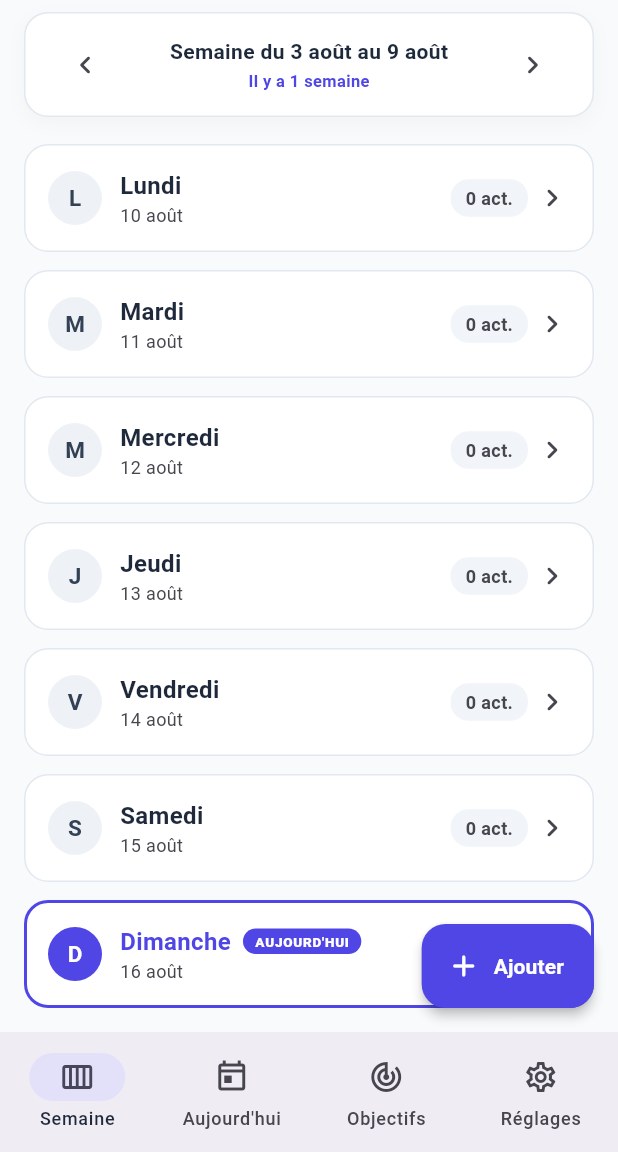
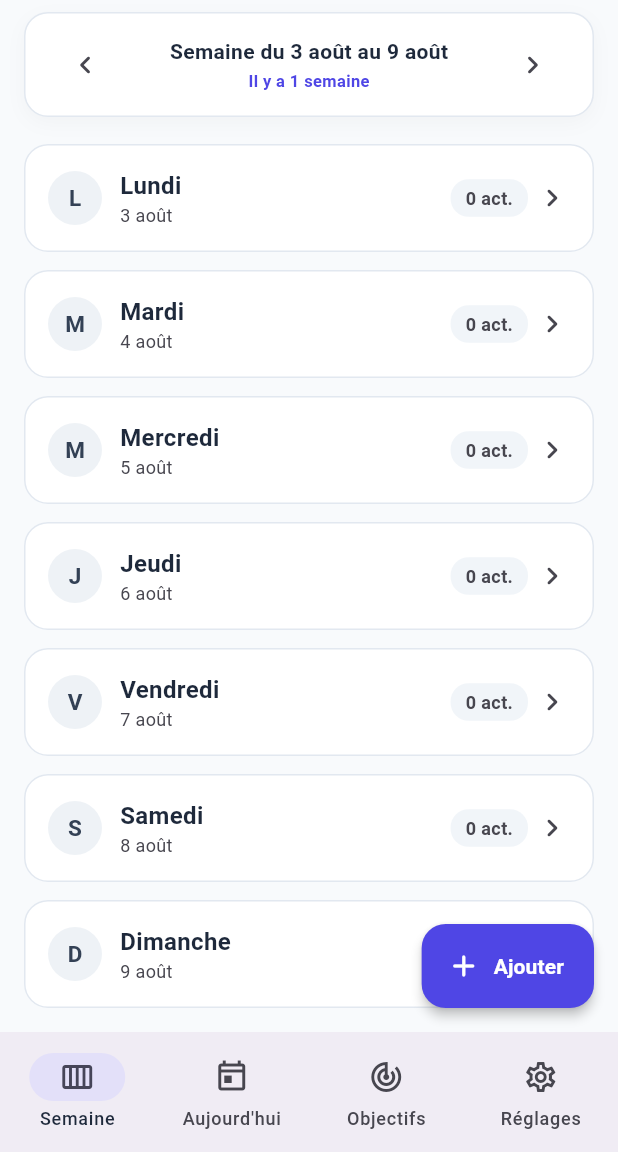
Before and after one commit to KEvH500/erp_gestion_proj, a Flutter app: the screen it shows after launch, after a tap on the "chevron left" icon, on a phone screen of 412 x 824 dp, the part 84-1236 px from its top. Run offline on Flutter 3.47's test engine with Material 3 defaults, Android fonts, the phone set to English and light mode, and no system bars; our stand-ins replace drift, flutter_local_notifications, get, hive, hive_flutter, reactive_forms and 3 more; accounts and stored records are empty; generated files the repository leaves out were written again.

Commit message:
maj proj

```diff
--- a/lib/modules/week/week_view.dart
+++ b/lib/modules/week/week_view.dart
@@ -343,7 +343,13 @@ class WeekView extends GetView<WeekController> {
           // 2. Liste verticale des 7 jours (Lundi à Dimanche)
           Expanded(
             child: Obx(
-              () => ListView.builder(
+              () {
+                // Access reactive variables here to register them with Obx
+                controller.weekOffset.value;
+                controller.activitiesByDay.keys;
+                controller.allUnplannedTasks.length;
+
+                return ListView.builder(
                   padding: const EdgeInsets.only(top: 4, bottom: 88),
                   itemCount: 7,
                   itemBuilder: (context, index) {
@@ -362,7 +368,8 @@ class WeekView extends GetView<WeekController> {
                       onTap: () => controller.goToDay(dayOfWeek, dayDate),
                     );
                   },
-              ),
+                );
+              },
             ),
           ),
         ],
```
Also changed, not shown: pubspec.lock, 3 other files. Lines whose indentation alone changed are shown as unchanged.
